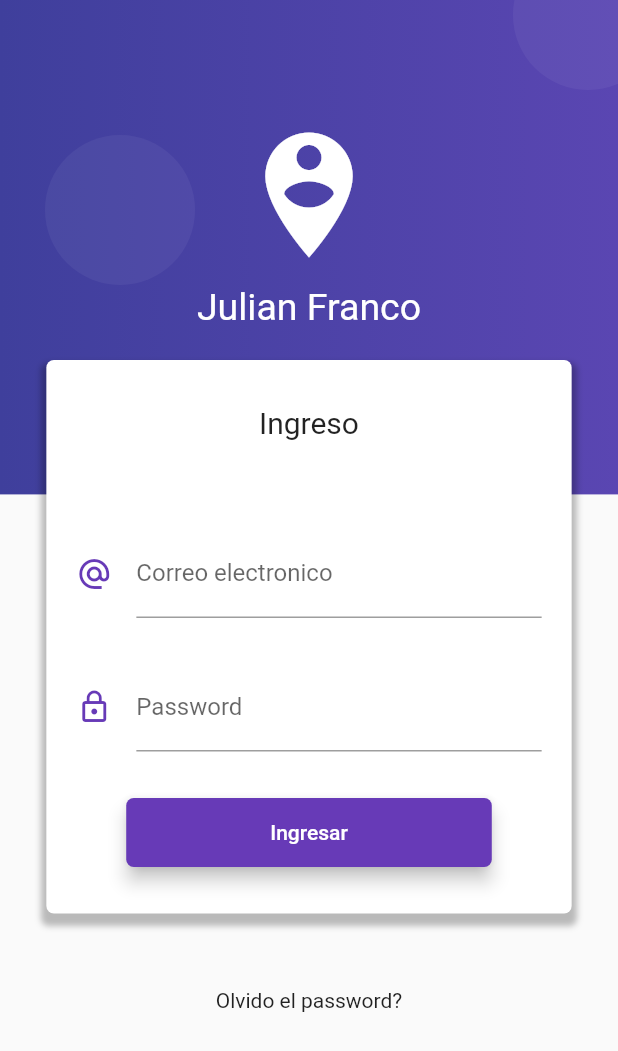
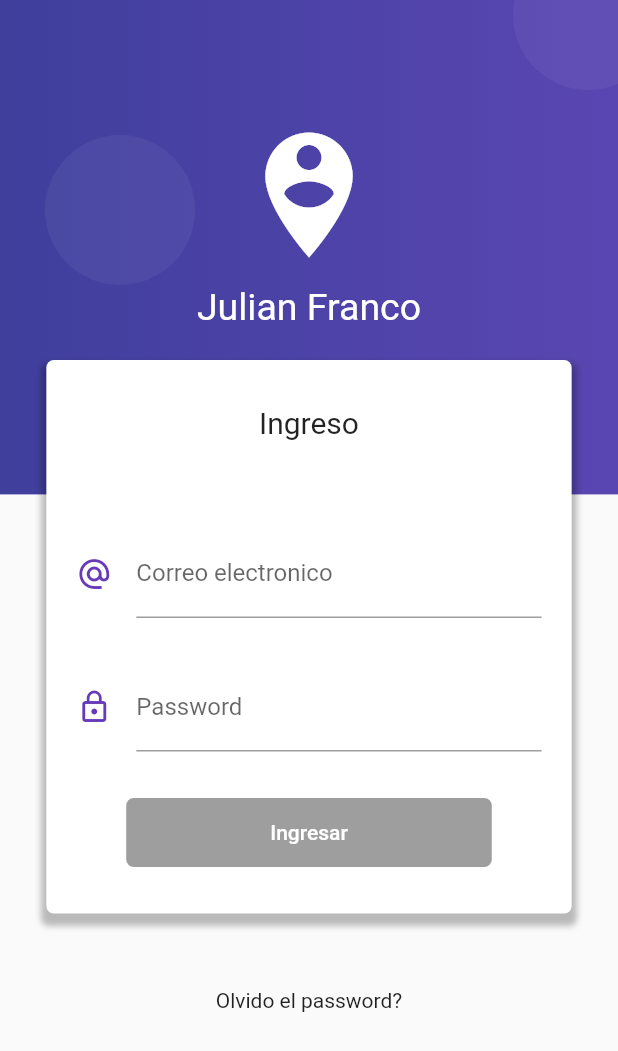
Before and after one commit to julianfrancodev/bloc-forms-flutter, a Flutter app: the screen it shows after launch, on a phone screen of 412 x 824 dp. Shown: the top 1051 px of the screen. Run offline on Flutter 3.47's test engine with Material 2 defaults, Android fonts, the phone set to English and light mode, and no system bars; our stand-ins replace rxdart.

Commit message:
feat: final commit

```diff
--- /dev/null
+++ b/lib/src/bloc/login_bloc.dart
@@ -0,0 +1,35 @@
+import 'dart:async';
+
+import 'package:bloc_validate_forms/src/bloc/validators.dart';
+import 'package:rxdart/rxdart.dart';
+
+class LoginBloc with Validators {
+  final _emailController = BehaviorSubject<String>();
+  final _passwordController = BehaviorSubject<String>();
+
+  // get data from Stream
+
+  Stream<String> get emailStream =>
+      _emailController.stream.transform(validateEmail);
+
+  Stream<String> get passwordStream =>
+      _passwordController.stream.transform(validatePassword);
+
+  Stream<bool> get formValidStream =>
+      Rx.combineLatest2(emailStream, passwordStream, (a, b) => true);
+
+  // insertar valores al stream
+  Function(String) get changeEmail => _emailController.sink.add;
+
+  Function(String) get changePasword => _passwordController.sink.add;
+
+  // obtener el ultimo valor ingresado
+
+  String get email => _emailController.value;
+  String get password => _passwordController.value;
+
+  dispose() {
+    _emailController?.close();
+    _passwordController?.close();
+  }
+}
--- /dev/null
+++ b/lib/src/bloc/provider.dart
@@ -0,0 +1,30 @@
+import 'package:bloc_validate_forms/src/bloc/login_bloc.dart';
+import 'package:flutter/material.dart';
+export 'package:bloc_validate_forms/src/bloc/login_bloc.dart';
+
+
+class Provider extends InheritedWidget {
+
+  static Provider _instance;
+
+  factory Provider({Key key, Widget child}){
+    if(_instance == null){
+      _instance = new Provider._internal(key: key,child: child,);
+    }
+
+    return _instance;
+  }
+
+
+
+  final loginBloc = new LoginBloc();
+
+  Provider._internal({Key key, Widget child}) : super(key: key, child: child);
+
+  @override
+  bool updateShouldNotify(InheritedWidget oldWidget) => true;
+
+  static LoginBloc of(BuildContext context) {
+    return context.dependOnInheritedWidgetOfExactType<Provider>().loginBloc;
+  }
+}
--- a/lib/src/pages/HomePage.dart
+++ b/lib/src/pages/HomePage.dart
@@ -1,3 +1,4 @@
+import 'package:bloc_validate_forms/src/bloc/provider.dart';
 import 'package:flutter/material.dart';
 
 class HomePage extends StatefulWidget {
@@ -18,6 +19,8 @@ class _HomePageState extends State<HomePage> {
   }
 
   Widget _renderLoginForm(BuildContext context) {
+    final bloc = Provider.of(context);
+
     final size = MediaQuery.of(context).size;
 
     return SingleChildScrollView(
@@ -50,26 +53,31 @@ class _HomePageState extends State<HomePage> {
                 SizedBox(
                   height: 60,
                 ),
-                _renderEmailInput(),
+                _renderEmailInput(bloc),
                 SizedBox(
                   height: 30,
                 ),
-                _renderPassword(),
+                _renderPassword(bloc),
                 SizedBox(
                   height: 30,
                 ),
-                _renderButton(),
+                _renderButton(bloc,context),
               ],
             ),
           ),
           Text('Olvido el password?'),
-          SizedBox(height: 100,)
+          SizedBox(
+            height: 100,
+          )
         ],
       ),
     );
   }
 
-  Widget _renderEmailInput() {
+  Widget _renderEmailInput(LoginBloc bloc) {
+    return StreamBuilder(
+      stream: bloc.emailStream,
+      builder: (context, snapshot) {
         return Container(
           padding: EdgeInsets.symmetric(horizontal: 20),
           child: TextField(
@@ -79,16 +87,29 @@ class _HomePageState extends State<HomePage> {
                   Icons.alternate_email,
                   color: Colors.deepPurple,
                 ),
+                counterText: snapshot.data,
                 hintText: "correo@corre.com",
+                errorText: snapshot.error,
                 labelText: "Correo electronico"),
+            onChanged: (value) {
+              bloc.changeEmail(value);
+            },
           ),
+        );
+      },
     );
   }
 
-  Widget _renderPassword() {
+  Widget _renderPassword(LoginBloc bloc) {
+    return StreamBuilder(
+        stream: bloc.passwordStream,
+        builder: (context, snapshot) {
           return Container(
             padding: EdgeInsets.symmetric(horizontal: 20),
             child: TextField(
+              onChanged: (value) {
+                bloc.changePasword(value);
+              },
               obscureText: true,
               keyboardType: TextInputType.visiblePassword,
               decoration: InputDecoration(
@@ -96,18 +117,24 @@ class _HomePageState extends State<HomePage> {
                     Icons.lock_outline,
                     color: Colors.deepPurple,
                   ),
+                  errorText: snapshot.error,
                   hintText: "Password",
                   labelText: "Password"),
             ),
           );
+        });
   }
 
-  Widget _renderButton() {
+  Widget _renderButton(LoginBloc bloc, BuildContext context) {
+    return StreamBuilder(
+        stream: bloc.formValidStream,
+        builder: (context, snapshot) {
           return RaisedButton(
-      shape: RoundedRectangleBorder(borderRadius: BorderRadius.circular(5)),
+            shape:
+                RoundedRectangleBorder(borderRadius: BorderRadius.circular(5)),
             elevation: 5,
             color: Colors.deepPurple,
-      onPressed: () {},
+            onPressed: snapshot.hasData ? () => _signin(bloc, context) : null,
             child: Container(
               padding: EdgeInsets.symmetric(horizontal: 80, vertical: 15),
               child: Text(
@@ -116,6 +143,15 @@ class _HomePageState extends State<HomePage> {
               ),
             ),
           );
+        });
+  }
+
+  _signin(LoginBloc bloc, BuildContext context){
+
+    print(bloc.email);
+    print(bloc.password);
+
+    Navigator.pushReplacementNamed(context, '/second');
   }
 
   Widget _renderBackground(BuildContext context) {
--- a/lib/src/routes/routes.dart
+++ b/lib/src/routes/routes.dart
@@ -1,6 +1,8 @@
 import 'package:bloc_validate_forms/src/pages/HomePage.dart';
+import 'package:bloc_validate_forms/src/pages/SecondPage.dart';
 import 'package:flutter/material.dart';
 
 final Map<String, Widget Function(BuildContext)> routes = {
-  '/': (context) => HomePage()
+  '/': (context) => HomePage(),
+  '/second': (context) => SecondPage()
 };
--- a/pubspec.yaml
+++ b/pubspec.yaml
@@ -28,6 +28,7 @@ dependencies:
   # The following adds the Cupertino Icons font to your application.
   # Use with the CupertinoIcons class for iOS style icons.
   cupertino_icons: ^1.0.0
+  rxdart: ^0.24.1
 
 dev_dependencies:
   flutter_test:
```
Also changed, not shown: lib/main.dart (+8 -4 lines), lib/src/bloc/validators.dart (added, +31 -0 lines), lib/src/pages/SecondPage.dart (added, +14 -0 lines), pubspec.lock. Lines whose indentation alone changed are shown as unchanged.
